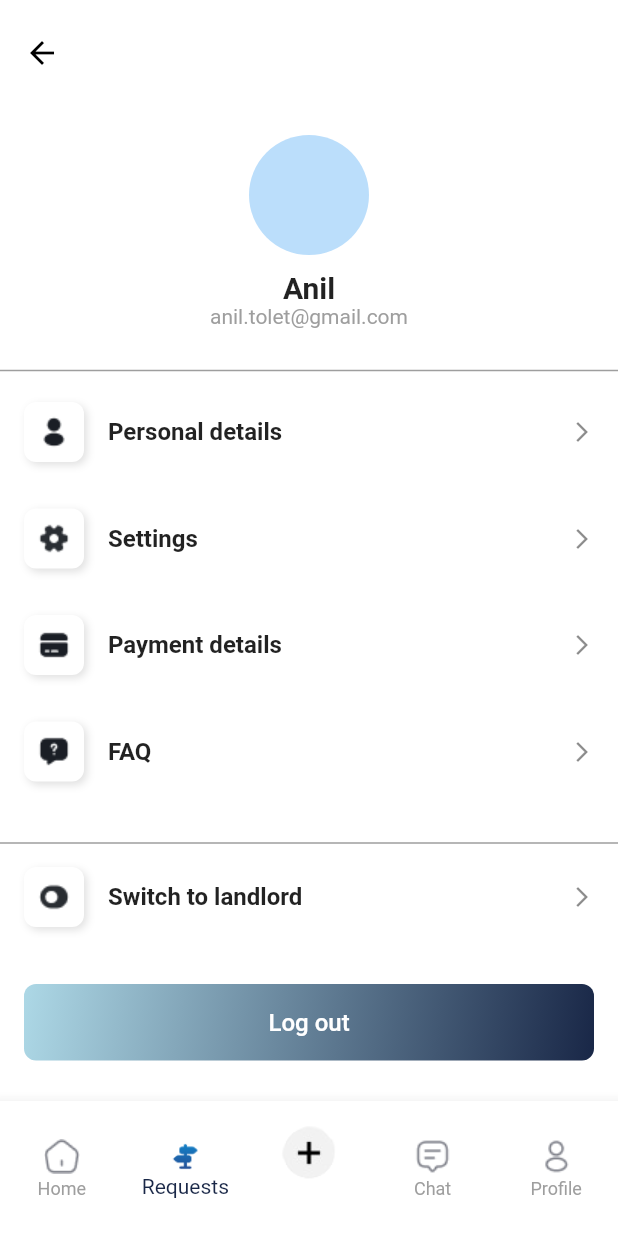
After one commit to hammad4474/ToLet, a Flutter app: the OwnerProfileScreen screen opened directly, item 2 of the bottom bar chosen, after a tap on the "arrow back" icon, on a phone screen of 412 x 824 dp. The commit adds this screen. Run offline on Flutter 3.47's test engine with Material 3 defaults, Android fonts, the phone set to English and light mode, and no system bars; our stand-ins replace cloud_firestore, firebase_auth, firebase_core, firebase_storage, fluttertoast, image_picker; missing offline and left inert: email_otp; accounts and stored records are empty.

Commit message:
bnb issue and some other issues resolved

```diff
--- a/lib/screens/owner/bottom_navigation.dart
+++ b/lib/screens/owner/bottom_navigation.dart
@@ -2,8 +2,9 @@ import 'package:flutter/material.dart';
 import 'package:tolet/screens/owner/chat_screen.dart';
 import 'package:tolet/screens/owner/home_screen.dart';
 import 'package:tolet/screens/owner/list_property.dart';
-import 'package:tolet/screens/tenant/tenant_finder.dart';
-import 'package:tolet/screens/user_profile.dart';
+import 'package:tolet/screens/owner/owner_profile.dart';
+import 'package:tolet/screens/owner/tenant_finder.dart';
+import 'package:tolet/screens/tenant/user_profile.dart';
 import 'package:tolet/widgets/constcolor.dart';
 
 class CustomBottomNavigationBar extends StatelessWidget {
@@ -54,7 +55,7 @@ class CustomBottomNavigationBar extends StatelessWidget {
             Navigator.push(
                 context,
                 MaterialPageRoute(
-                    builder: (context) => ProfileScreen()));
+                    builder: (context) => OwnerProfileScreen()));
             break;
         }
         onTap(index); // Call the onTap function to update the currentIndex
--- a/lib/screens/owner/chat_screen.dart
+++ b/lib/screens/owner/chat_screen.dart
@@ -9,7 +9,7 @@ class ChatScreen extends StatefulWidget {
 }
 
 class _ChatScreenState extends State<ChatScreen> {
-  int _selectedIndex = 2;
+  int _selectedIndex = 3;
   void _onItemTapped(int index) {
     setState(() {
       _selectedIndex = index;
@@ -21,6 +21,13 @@ class _ChatScreenState extends State<ChatScreen> {
       appBar: AppBar(
         backgroundColor: Colors.white,
         elevation: 0,
+        toolbarHeight: 70,
+        leading: IconButton(
+          icon: const Icon(Icons.arrow_back, color: Colors.black),
+          onPressed: () {
+            Navigator.pop(context); // Go back to the previous screen
+          },
+        ),
         title: Container(
           height: 40.0,
           decoration: BoxDecoration(
--- /dev/null
+++ b/lib/screens/owner/owner_profile.dart
@@ -0,0 +1,178 @@
+import 'package:firebase_auth/firebase_auth.dart';
+import 'package:flutter/material.dart';
+import 'package:tolet/screens/owner/bottom_navigation.dart';
+import 'package:tolet/screens/welcome_screen.dart';
+import 'package:tolet/widgets/constcolor.dart';
+
+class OwnerProfileScreen extends StatefulWidget {
+  const OwnerProfileScreen({Key? key}) : super(key: key);
+  @override
+  State<OwnerProfileScreen> createState() => _OwnerProfileScreenState();
+}
+
+class _OwnerProfileScreenState extends State<OwnerProfileScreen> {
+  int _selectedIndex = 4; // Keep track of the selected index
+
+  // Function to handle tap on navigation items
+  void _onItemTapped(int index) {
+    setState(() {
+      _selectedIndex = index;
+    });
+    // Add logic here for navigation or any other action
+  }
+
+  @override
+  Widget build(BuildContext context) {
+    return Scaffold(
+      appBar: AppBar(
+        backgroundColor: Colors.white,
+        elevation: 0,
+        toolbarHeight: 70,
+        leading: IconButton(
+          icon: const Icon(Icons.arrow_back, color: Colors.black),
+          onPressed: () {
+            Navigator.pop(context); // Go back to the previous screen
+          },
+        ),
+      ),
+      backgroundColor: Colors.white, // White background for the screen
+      body: SingleChildScrollView(
+        child: Column(
+          children: [
+            // Profile Picture, Name, and Email
+            Padding(
+              padding: const EdgeInsets.symmetric(vertical: 20.0),
+              child: Column(
+                children: [
+                  CircleAvatar(
+                    radius: 40,
+                    // backgroundImage: AssetImage(
+                    //     'assets/images/Capture.png'), // Your profile image asset
+                  ),
+                  SizedBox(height: 10),
+                  Text(
+                    'Anil',
+                    style: TextStyle(fontSize: 20, fontWeight: FontWeight.bold),
+                  ),
+                  Text(
+                    'anil.tolet@gmail.com',
+                    style: TextStyle(fontSize: 14, color: Colors.grey),
+                  ),
+                ],
+              ),
+            ),
+            Divider(thickness: 1, color: Colors.grey),
+            SizedBox(height: 5),
+
+            // Menu Options with proper asset icons
+            buildListTile('assets/icons/frame.png', 'Personal details',
+                isBold: true),
+            SizedBox(height: 15),
+            buildListTile('assets/icons/setting-2.png', 'Settings',
+                isBold: true),
+            SizedBox(height: 15),
+            buildListTile('assets/icons/card.png', 'Payment details',
+                isBold: true),
+            SizedBox(height: 15),
+            buildListTile('assets/icons/message-question.png', 'FAQ',
+                isBold: true),
+            SizedBox(height: 25),
+            Divider(thickness: 1, color: Colors.grey),
+            buildListTile(
+                'assets/icons/toggle-off-circle.png', 'Switch to landlord',
+                isBold: true),
+
+            SizedBox(height: 30),
+
+            // Logout Button
+            Padding(
+              padding: const EdgeInsets.symmetric(horizontal: 16.0),
+              child: SizedBox(
+                width: double.infinity,
+                child: Container(
+                  decoration: BoxDecoration(
+                    gradient: LinearGradient(
+                      colors: [
+                        Color(0xffADD8E6),
+                        Color(constcolor.App_blue_color)
+                      ], // Light blue to dark blue
+                      begin: Alignment.topLeft,
+                      end: Alignment.bottomRight,
+                    ),
+                    borderRadius: BorderRadius.circular(8),
+                  ),
+                  child: ElevatedButton(
+                    onPressed: () async {
+                      try {
+                        await FirebaseAuth.instance.signOut();
+                        Navigator.pushReplacement(
+                            context,
+                            MaterialPageRoute(
+                                builder: (context) => WelcomeScreen()));
+                      } catch (e) {
+                        print("Error signing out: $e");
+                      }
+                    },
+                    style: ElevatedButton.styleFrom(
+                      backgroundColor: Colors.transparent,
+                      shadowColor: Colors.transparent,
+                      padding: EdgeInsets.symmetric(vertical: 16),
+                      shape: RoundedRectangleBorder(
+                        borderRadius: BorderRadius.circular(8),
+                      ),
+                    ),
+                    child: Text(
+                      'Log out',
+                      style: TextStyle(fontSize: 16, color: Colors.white),
+                    ),
+                  ),
+                ),
+              ),
+            ),
+          ],
+        ),
+      ),
+      bottomNavigationBar: CustomBottomNavigationBar(
+        currentIndex: _selectedIndex,
+        onTap: _onItemTapped,
+      ),
+    );
+  }
+
+  // Single definition of buildListTile with optional isBold parameter
+  Widget buildListTile(String assetPath, String title, {bool isBold = false}) {
+    return ListTile(
+      leading: Container(
+        width: 40,
+        height: 40,
+        decoration: BoxDecoration(
+          color: Colors.white,
+          borderRadius: BorderRadius.circular(8), // Rounded square corners
+          boxShadow: [
+            BoxShadow(
+              color: Colors.black12, // Shadow for the vintage effect
+              blurRadius: 4,
+              offset: Offset(2, 2),
+            ),
+          ],
+        ),
+        child: Padding(
+          padding: const EdgeInsets.all(8.0), // Adjust padding for icon size
+          child: Image.asset(assetPath), // Load icon from assets
+        ),
+      ),
+      title: Text(
+        title,
+        style: TextStyle(
+          fontWeight: isBold
+              ? FontWeight.bold
+              : FontWeight.normal, // Apply bold if specified
+        ),
+      ),
+      trailing: Icon(Icons.arrow_forward_ios, size: 16),
+      onTap: () {
+        // Add functionality for each option here
+      },
+    );
+  }
+}
--- a/lib/screens/tenant/tenant_detail.dart
+++ b/lib/screens/owner/tenant_detail.dart
@@ -20,7 +20,7 @@ class _TenantDetailsScreenState extends State<TenantDetailsScreen> {
         leading: IconButton(
           icon: Icon(Icons.arrow_back, color: Colors.black),
           onPressed: () {
-            // Handle back action
+            Navigator.pop(context); // Go back to the previous screen
           },
         ),
         title: Text(
--- a/lib/screens/tenant/tenant_finder.dart
+++ b/lib/screens/owner/tenant_finder.dart
@@ -1,5 +1,6 @@
 import 'package:flutter/material.dart';
 import 'package:tolet/screens/owner/bottom_navigation.dart';
+import 'package:tolet/screens/owner/tenant_detail.dart';
 import 'package:tolet/screens/tenant/bottom_navbar.dart';
 import 'package:tolet/widgets/constcolor.dart';
 
@@ -19,7 +20,7 @@ class _TenantFinderScreenState extends State<TenantFinderScreen> {
         leading: IconButton(
           icon: Icon(Icons.arrow_back, color: Colors.black),
           onPressed: () {
-            // Handle back action
+            Navigator.pop(context); // Go back to the previous screen
           },
         ),
         title: Text(
@@ -37,7 +38,7 @@ class _TenantFinderScreenState extends State<TenantFinderScreen> {
         ],
       ),
       body: TenantFinderScreenContent(),
-      bottomNavigationBar: CustomtenantBottomNavBar(
+      bottomNavigationBar: CustomBottomNavigationBar(
        currentIndex: 1, // Example currentIndex to highlight 'Requests'
        onTap: (index) {
       // // Handle bottom navigation action
@@ -119,7 +120,16 @@ class TenantCard extends StatelessWidget {
 
   @override
   Widget build(BuildContext context) {
-    return Card(
+      return GestureDetector(
+        onTap: () {
+          Navigator.push(
+            context,
+            MaterialPageRoute(
+              builder: (context) => TenantDetailsScreen(),
+            ),
+          );
+        }, // Corrected closing of onTap
+        child: Card(
           margin: EdgeInsets.only(bottom: 16.0),
           elevation: 2,
           shape: RoundedRectangleBorder(borderRadius: BorderRadius.circular(15.0)),
@@ -178,7 +188,7 @@ class TenantCard extends StatelessWidget {
                       width: 80,
                       child: ElevatedButton(
                         style: ElevatedButton.styleFrom(
-                      backgroundColor: Color(constcolor.App_blue_color), // Use primary instead of backgroundColor
+                          backgroundColor: Color(constcolor.App_blue_color), // Fixed color usage
                           shape: RoundedRectangleBorder(
                             borderRadius: BorderRadius.circular(8.0),
                           ),
@@ -197,6 +207,7 @@ class TenantCard extends StatelessWidget {
               ],
             ),
           ),
+        ),
       );
     }
 }
--- a/lib/screens/tenant/bottom_navbar.dart
+++ b/lib/screens/tenant/bottom_navbar.dart
@@ -3,7 +3,7 @@ import 'package:tolet/screens/owner/chat_screen.dart';
 import 'package:tolet/screens/tenant/home_tenant.dart';
 import 'package:tolet/screens/tenant/tenant_chatscreen.dart';
 //import 'package:tolet/screens/tenant/tenant_finder.dart';
-import 'package:tolet/screens/user_profile.dart';
+import 'package:tolet/screens/tenant/user_profile.dart';
 import 'package:tolet/widgets/constcolor.dart';
 
 class CustomtenantBottomNavBar extends StatelessWidget {
--- a/lib/screens/tenant/tenant_chatscreen.dart
+++ b/lib/screens/tenant/tenant_chatscreen.dart
@@ -21,6 +21,13 @@ class _ChatScreenState extends State<tenantChatScreen> {
       appBar: AppBar(
         backgroundColor: Colors.white,
         elevation: 0,
+        toolbarHeight: 70,
+        leading: IconButton(
+          icon: const Icon(Icons.arrow_back, color: Colors.black),
+          onPressed: () {
+            Navigator.pop(context); // Go back to the previous screen
+          },
+        ),
         title: Container(
           height: 40.0,
           decoration: BoxDecoration(
--- a/lib/screens/user_profile.dart
+++ b/lib/screens/tenant/user_profile.dart
@@ -1,6 +1,5 @@
 import 'package:firebase_auth/firebase_auth.dart';
 import 'package:flutter/material.dart';
-//import 'package:tolet/screens/owner/tenant_bottomnavigation.dart';
 import 'package:tolet/screens/tenant/bottom_navbar.dart';
 import 'package:tolet/screens/welcome_screen.dart';
 import 'package:tolet/widgets/constcolor.dart';
@@ -27,6 +26,14 @@ class _ProfileScreenState extends State<ProfileScreen> {
     return Scaffold(
       appBar: AppBar(
         backgroundColor: Colors.white,
+        elevation: 0,
+        toolbarHeight: 70,
+        leading: IconButton(
+          icon: const Icon(Icons.arrow_back, color: Colors.black),
+          onPressed: () {
+            Navigator.pop(context); // Go back to the previous screen
+          },
+        ),
       ),
       backgroundColor: Colors.white, // White background for the screen
       body: SingleChildScrollView(
```
Also changed, not shown: assets/icons/add.png. Lines whose indentation alone changed are shown as unchanged.
